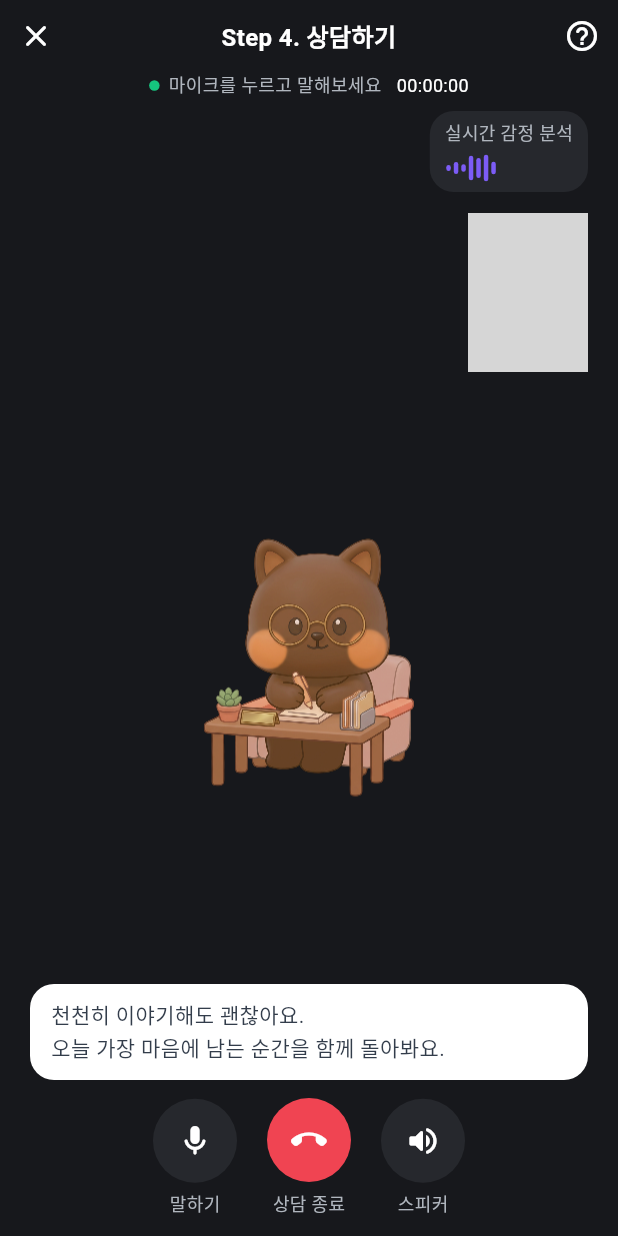
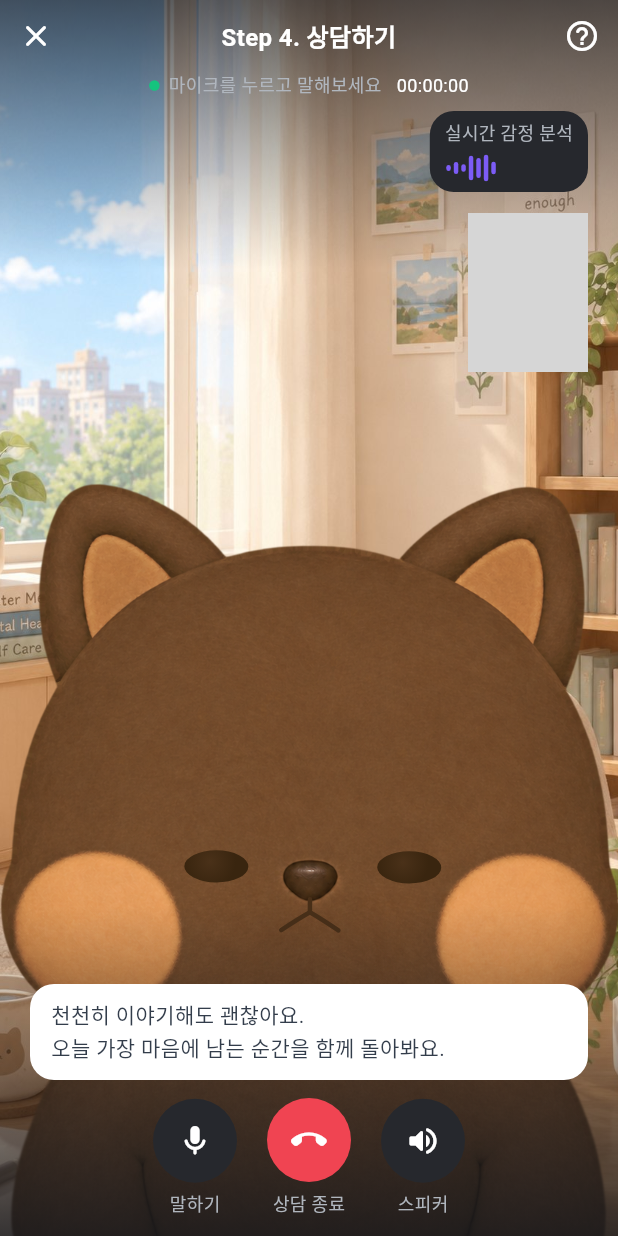
Before and after one commit to Team-SaGoMugChi/sagomugchi-frontend, a Flutter app: the DiaryStep4CounselCallScreen screen opened by its route, on a phone screen of 412 x 824 dp. Run offline on Flutter 3.47's test engine with Material 3 defaults, Android fonts, the light colour scheme and no system bars; drawn by our look-alikes of camera; our stand-ins replace cloud_firestore, dio, firebase_auth, firebase_core, firebase_storage, flutter_riverpod and 9 more; missing offline and left inert: kakao_flutter_sdk_user, record; accounts and stored records are empty; grey boxes are pictures that could not be loaded.

Commit message:
feat: 상담 통화 화면에 말하는 탄카츄와 낮/밤 배경 적용 (#68)
counselor 정지 이미지 대신 상반신 탄카츄를 두고 상담 답변 TTS에 맞춰 입을 움직인다. 녹음 중에는 듣는 자세, 답변 대기 중에는 생각하는 자세. 스피커를 끄면 소리 없이 입만 움직인다. 녹음·STT·상담 요청 흐름은 그대로.

```diff
--- a/lib/features/diary/presentation/screens/diary_step4_counsel_call_screen.dart
+++ b/lib/features/diary/presentation/screens/diary_step4_counsel_call_screen.dart
@@ -3,9 +3,9 @@ import 'package:flutter_riverpod/flutter_riverpod.dart';
 import 'package:go_router/go_router.dart';
 
 import '../../../../app/router/app_routes.dart';
-import '../../../../core/constants/app_assets.dart';
 import '../../../../core/error/app_exception.dart';
 import '../../../../core/media/audio_recorder_service.dart';
+import '../../../../core/media/mascot_speech.dart';
 import '../../../../core/media/tts_service.dart';
 import '../../../../core/permissions/app_permissions.dart';
 import '../../../../core/utils/date_formatter.dart';
@@ -13,8 +13,10 @@ import '../../../../theme/app_colors.dart';
 import '../../../../theme/app_radius.dart';
 import '../../../../theme/app_spacing.dart';
 import '../../../../theme/app_typography.dart';
+import '../../../../widgets/call_room_background.dart';
 import '../../../../widgets/help_sheet.dart';
-import '../../../../widgets/mascot_image.dart';
+import '../../../../widgets/talking_tankachu.dart';
+import '../../../../widgets/tankachu_call_stage.dart';
 import '../../../../widgets/video_call_widgets.dart';
 import '../../../records/application/viewing_date_provider.dart';
 import '../../application/counsel_controller.dart';
@@ -52,9 +54,16 @@ class _DiaryStep4CounselCallScreenState
   /// 상담봇 응답을 소리로 읽을지. 끄면 자막만 남는다.
   bool _speakerOff = false;
 
+  /// 통화를 시작한 시각 — 낮/밤 배경을 고른다.
+  final _startedAt = DateTime.now();
+
+  /// 탄카츄 입이 따라갈 문장 — 소리를 끄면 말풍선 문장으로 입만 움직인다.
+  late final MascotSpeech _speech;
+
   @override
   void initState() {
     super.initState();
+    _speech = MascotSpeech(ref.read(ttsServiceProvider));
     // 같은 날 저장된 상담이 있으면 불러와 이어서 대화한다.
     WidgetsBinding.instance.addPostFrameCallback((_) {
       if (!mounted) return;
@@ -64,11 +73,18 @@ class _DiaryStep4CounselCallScreenState
     });
   }
 
+  @override
+  void dispose() {
+    _speech.dispose();
+    super.dispose();
+  }
+
   /// 상담 종료 — 대화를 draft에 넘기고 리포트 생성으로 넘어간다.
   /// 실제 저장은 46번 화면의 "기록 완료하기"에서 한 번에 이뤄진다.
   Future<void> _endCounsel() async {
     // 말하던 중에 눌러도 마이크와 스피커가 살아남지 않게 먼저 정리한다.
     if (_recording) await ref.read(audioRecorderProvider).stop();
+    _speech.stopMouthOnly();
     await ref.read(ttsServiceProvider).stop();
 
     final counsel = ref.read(counselControllerProvider);
@@ -90,6 +106,7 @@ class _DiaryStep4CounselCallScreenState
 
   Future<void> _startRecording() async {
     // 상담봇이 말하는 중이면 멈춘다 — 스피커 소리가 마이크로 다시 들어간다.
+    _speech.stopMouthOnly();
     await ref.read(ttsServiceProvider).stop();
 
     final recorder = ref.read(audioRecorderProvider);
@@ -162,13 +179,16 @@ class _DiaryStep4CounselCallScreenState
   }
 
   /// 새로 도착한 상담봇 응답만 읽는다 — 화면이 다시 그려질 때마다 반복해서
-  /// 읽지 않도록 메시지가 늘어난 순간에만 부른다.
+  /// 읽지 않도록 메시지가 늘어난 순간에만 부른다. 소리를 껐으면 입만 움직인다.
   void _speakIfNew(CounselState? previous, CounselState next) {
-    if (_speakerOff) return;
     if (next.messages.length <= (previous?.messages.length ?? 0)) return;
     final last = next.messages.last;
     if (last.speaker != CounselSpeaker.oddo) return;
+    if (_speakerOff) {
+      _speech.mouthOnly(last.text);
+    } else {
       ref.read(ttsServiceProvider).speak(last.text);
+    }
   }
 
   @override
@@ -195,7 +215,9 @@ class _DiaryStep4CounselCallScreenState
     return Scaffold(
       backgroundColor: AppColors.callBackground,
       resizeToAvoidBottomInset: true,
-      body: SafeArea(
+      body: CallRoomBackground(
+        startedAt: _startedAt,
+        child: SafeArea(
           child: Column(
             children: [
               Row(
@@ -250,11 +272,15 @@ class _DiaryStep4CounselCallScreenState
               Expanded(
                 child: Stack(
                   children: [
-                  const Center(
-                    child: MascotImage(
-                      pose: MascotPose.counselor,
-                      size: 200,
-                      onDark: true,
+                    // 탄카츄 — 영상통화 상대처럼 상반신을 크게(입은 말풍선 바로 위).
+                    Positioned.fill(
+                      child: TankachuCallStage(
+                        speech: _speech,
+                        mood: _recording
+                            ? TankachuMood.listening
+                            : counsel.sending || _transcribing
+                            ? TankachuMood.thinking
+                            : TankachuMood.idle,
                       ),
                     ),
                     const Positioned(
@@ -328,6 +354,7 @@ class _DiaryStep4CounselCallScreenState
             ],
           ),
         ),
+      ),
     );
   }
 }
```
Lines whose indentation alone changed are shown as unchanged.
